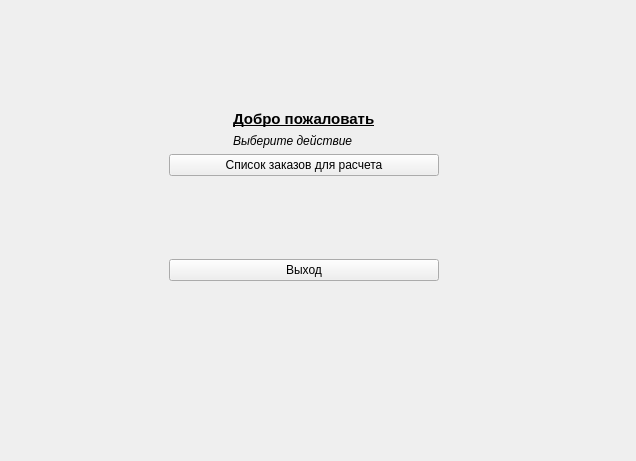
This is project/kursovaya/buh.ui in EXpecky/kursach as Qt 5 draws it before an edit. The edited form follows.
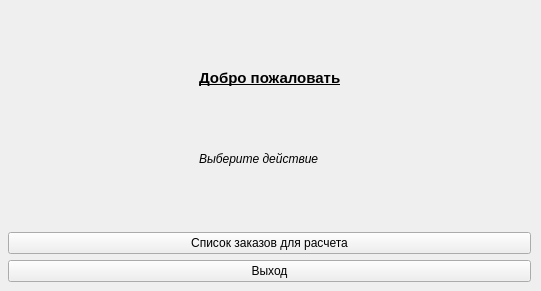
This is the edited form. The open tabs and pages were chosen to show the change.

What changed in the file:
```diff
--- a/project/kursovaya/buh.ui
+++ b/project/kursovaya/buh.ui
@@ -6,8 +6,8 @@
    <rect>
     <x>0</x>
     <y>0</y>
-    <width>636</width>
-    <height>461</height>
+    <width>541</width>
+    <height>291</height>
    </rect>
   </property>
   <property name="windowTitle">
@@ -18,23 +18,16 @@
     <rect>
      <x>-1</x>
      <y>0</y>
-     <width>631</width>
-     <height>461</height>
+     <width>541</width>
+     <height>291</height>
     </rect>
    </property>
    <property name="currentIndex">
     <number>1</number>
    </property>
    <widget class="QWidget" name="main_page">
-    <widget class="QWidget" name="">
-     <property name="geometry">
-      <rect>
-       <x>170</x>
-       <y>110</y>
-       <width>270</width>
-       <height>171</height>
-      </rect>
-     </property>
+    <layout class="QGridLayout" name="gridLayout">
+     <item row="0" column="0">
      <layout class="QVBoxLayout" name="verticalLayout_3">
       <item>
        <layout class="QHBoxLayout" name="horizontalLayout">
@@ -53,6 +46,19 @@
         </item>
         <item>
          <layout class="QVBoxLayout" name="verticalLayout_2">
+           <item>
+            <spacer name="verticalSpacer_2">
+             <property name="orientation">
+              <enum>Qt::Vertical</enum>
+             </property>
+             <property name="sizeHint" stdset="0">
+              <size>
+               <width>20</width>
+               <height>40</height>
+              </size>
+             </property>
+            </spacer>
+           </item>
           <item>
            <widget class="QLabel" name="label">
             <property name="font">
@@ -67,6 +73,19 @@
             </property>
            </widget>
           </item>
+           <item>
+            <spacer name="verticalSpacer">
+             <property name="orientation">
+              <enum>Qt::Vertical</enum>
+             </property>
+             <property name="sizeHint" stdset="0">
+              <size>
+               <width>20</width>
+               <height>40</height>
+              </size>
+             </property>
+            </spacer>
+           </item>
           <item>
            <widget class="QLabel" name="label_2">
             <property name="font">
@@ -79,6 +98,19 @@
             </property>
            </widget>
           </item>
+           <item>
+            <spacer name="verticalSpacer_3">
+             <property name="orientation">
+              <enum>Qt::Vertical</enum>
+             </property>
+             <property name="sizeHint" stdset="0">
+              <size>
+               <width>20</width>
+               <height>40</height>
+              </size>
+             </property>
+            </spacer>
+           </item>
          </layout>
         </item>
         <item>
@@ -105,19 +137,6 @@
           </property>
          </widget>
         </item>
-        <item>
-         <spacer name="verticalSpacer">
-          <property name="orientation">
-           <enum>Qt::Vertical</enum>
-          </property>
-          <property name="sizeHint" stdset="0">
-           <size>
-            <width>20</width>
-            <height>40</height>
-           </size>
-          </property>
-         </spacer>
-        </item>
         <item>
          <widget class="QPushButton" name="exit">
           <property name="text">
@@ -128,7 +147,8 @@
        </layout>
       </item>
      </layout>
-    </widget>
+     </item>
+    </layout>
    </widget>
    <widget class="QWidget" name="listZakazov_page">
     <widget class="QPushButton" name="back_button">
```
Left out of the diff: 15 changed lines with no effect on the pictures. Lines whose indentation alone changed are shown as unchanged.
